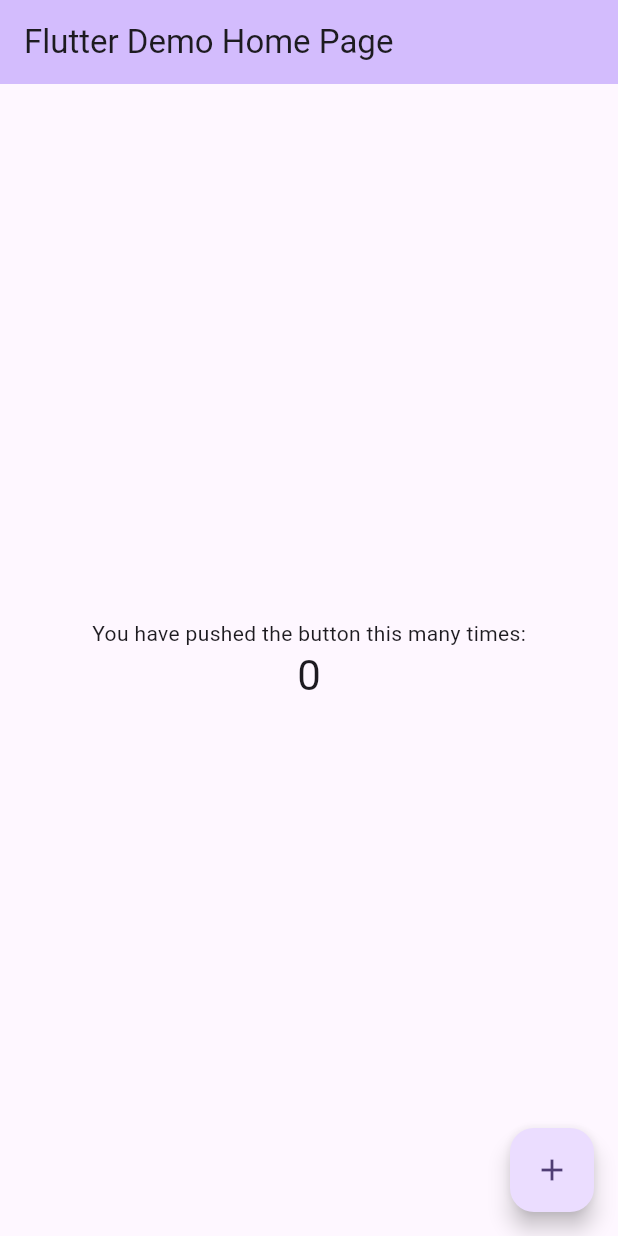
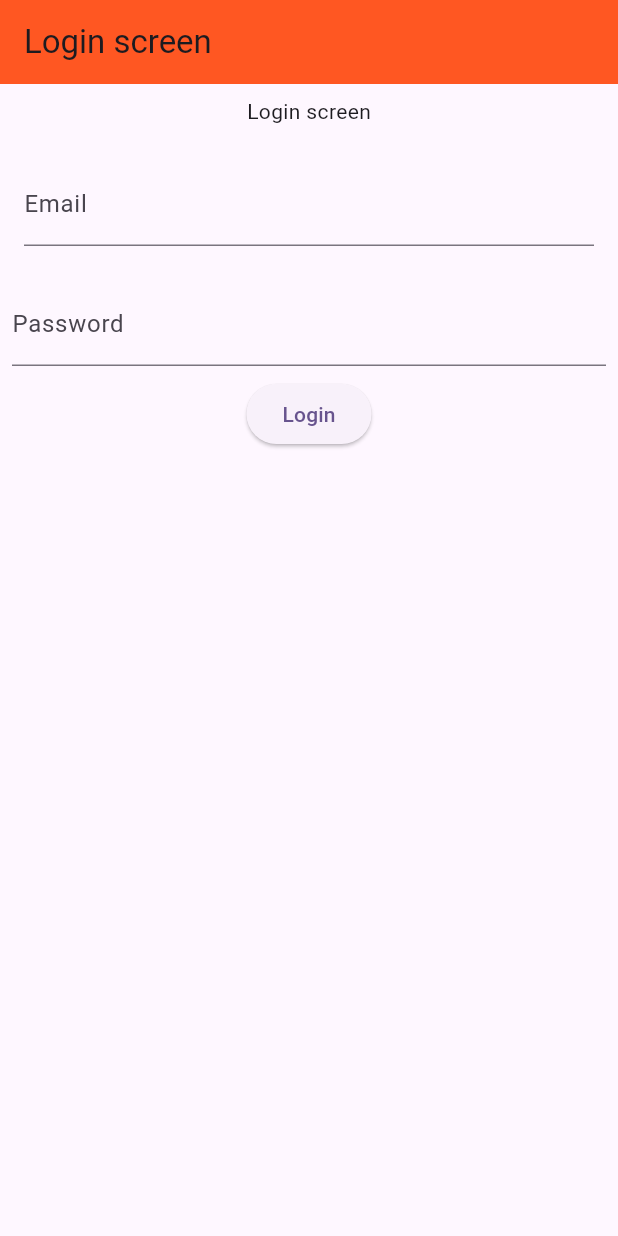
Before and after one commit to Ahmed-Madany/flutter-app, a Flutter app: the screen it shows after launch, on a phone screen of 412 x 824 dp. Run offline on Flutter 3.47's test engine with Material 3 defaults, Android fonts, the phone set to English and light mode, and no system bars.

Commit message:
make login

```diff
--- /dev/null
+++ b/lib/Screens/home_screen.dart
@@ -0,0 +1,20 @@
+import 'package:flutter/material.dart';
+
+class HomeScreen extends StatefulWidget {
+  const HomeScreen({super.key});
+
+  @override
+  State<HomeScreen> createState() => _HomeScreen();
+}
+
+class _HomeScreen extends State<HomeScreen> {
+  @override
+  Widget build(BuildContext context) {
+    return Scaffold(
+      appBar: AppBar(
+        backgroundColor: Colors.indigo,
+        title: Text("Home Screen"),
+      ),
+    );
+  }
+}
--- /dev/null
+++ b/lib/Widget/custom_textfild.dart
@@ -0,0 +1,13 @@
+import 'package:flutter/material.dart';
+
+class CustomTextField extends StatelessWidget {
+  const CustomTextField({super.key,required this.lableText});
+  final String lableText;
+  @override
+  Widget build(BuildContext context) {
+    return Padding(
+      padding: const EdgeInsets.all(8.0),
+      child: TextFormField(decoration: InputDecoration(labelText: lableText)),
+    );
+  }
+}
--- /dev/null
+++ b/lib/login_Screen.dart
@@ -0,0 +1,39 @@
+
+// ignore_for_file: file_names
+
+import 'package:flutter/material.dart';
+import 'package:myapp/Screens/home_screen.dart';
+import 'package:myapp/Widget/custom_textfild.dart';
+
+class SignInScreen extends StatefulWidget {
+  const SignInScreen({super.key});
+
+  @override
+  State<SignInScreen> createState() => _SignInScreenState();
+}
+
+class _SignInScreenState extends State<SignInScreen> {
+  @override
+  Widget build(BuildContext context) {
+    return Scaffold(
+      appBar: AppBar(
+        backgroundColor: Colors.deepOrange,
+        title: Text("Login screen"),
+      ),
+      body: Column(
+        children: [Padding(
+          padding: const EdgeInsets.all(8.0),
+          child: Text("Login screen"),
+        ),
+        Padding(padding: const EdgeInsets.all(8.0),child:CustomTextField(lableText: "Email"),),
+        CustomTextField(lableText: "Password"),ElevatedButton(onPressed: (){
+       Navigator.of(context).push(
+    MaterialPageRoute<void>(
+      builder: (context) => const HomeScreen(),
+    ),
+  );
+        }, child: Text("Login"))],
+      ),
+    );
+  }
+}
--- a/lib/main.dart
+++ b/lib/main.dart
@@ -1,4 +1,5 @@
 import 'package:flutter/material.dart';
+import 'package:myapp/login_Screen.dart';
 
 void main() {
   runApp(const MyApp());
@@ -13,110 +14,9 @@ class MyApp extends StatelessWidget {
     return MaterialApp(
       title: 'Flutter Demo',
       theme: ThemeData(
-        // This is the theme of your application.
-        //
-        // TRY THIS: Try running your application with "flutter run". You'll see
-        // the application has a purple toolbar. Then, without quitting the app,
-        // try changing the seedColor in the colorScheme below to Colors.green
-        // and then invoke "hot reload" (save your changes or press the "hot
-        // reload" button in a Flutter-supported IDE, or press "r" if you used
-        // the command line to start the app).
-        //
-        // Notice that the counter didn't reset back to zero; the application
-        // state is not lost during the reload. To reset the state, use hot
-        // restart instead.
-        //
-        // This works for code too, not just values: Most code changes can be
-        // tested with just a hot reload.
         colorScheme: ColorScheme.fromSeed(seedColor: Colors.deepPurple),
       ),
-      home: const MyHomePage(title: 'Flutter Demo Home Page'),
+      home: const SignInScreen(),
     );
   }
 }
-
-class MyHomePage extends StatefulWidget {
-  const MyHomePage({super.key, required this.title});
-
-  // This widget is the home page of your application. It is stateful, meaning
-  // that it has a State object (defined below) that contains fields that affect
-  // how it looks.
-
-  // This class is the configuration for the state. It holds the values (in this
-  // case the title) provided by the parent (in this case the App widget) and
-  // used by the build method of the State. Fields in a Widget subclass are
-  // always marked "final".
-
-  final String title;
-
-  @override
-  State<MyHomePage> createState() => _MyHomePageState();
-}
-
-class _MyHomePageState extends State<MyHomePage> {
-  int _counter = 0;
-
-  void _incrementCounter() {
-    setState(() {
-      // This call to setState tells the Flutter framework that something has
-      // changed in this State, which causes it to rerun the build method below
-      // so that the display can reflect the updated values. If we changed
-      // _counter without calling setState(), then the build method would not be
-      // called again, and so nothing would appear to happen.
-      _counter++;
-    });
-  }
-
-  @override
-  Widget build(BuildContext context) {
-    // This method is rerun every time setState is called, for instance as done
-    // by the _incrementCounter method above.
-    //
-    // The Flutter framework has been optimized to make rerunning build methods
-    // fast, so that you can just rebuild anything that needs updating rather
-    // than having to individually change instances of widgets.
-    return Scaffold(
-      appBar: AppBar(
-        // TRY THIS: Try changing the color here to a specific color (to
-        // Colors.amber, perhaps?) and trigger a hot reload to see the AppBar
-        // change color while the other colors stay the same.
-        backgroundColor: Theme.of(context).colorScheme.inversePrimary,
-        // Here we take the value from the MyHomePage object that was created by
-        // the App.build method, and use it to set our appbar title.
-        title: Text(widget.title),
-      ),
-      body: Center(
-        // Center is a layout widget. It takes a single child and positions it
-        // in the middle of the parent.
-        child: Column(
-          // Column is also a layout widget. It takes a list of children and
-          // arranges them vertically. By default, it sizes itself to fit its
-          // children horizontally, and tries to be as tall as its parent.
-          //
-          // Column has various properties to control how it sizes itself and
-          // how it positions its children. Here we use mainAxisAlignment to
-          // center the children vertically; the main axis here is the vertical
-          // axis because Columns are vertical (the cross axis would be
-          // horizontal).
-          //
-          // TRY THIS: Invoke "debug painting" (choose the "Toggle Debug Paint"
-          // action in the IDE, or press "p" in the console), to see the
-          // wireframe for each widget.
-          mainAxisAlignment: MainAxisAlignment.center,
-          children: <Widget>[
-            const Text('You have pushed the button this many times:'),
-            Text(
-              '$_counter',
-              style: Theme.of(context).textTheme.headlineMedium,
-            ),
-          ],
-        ),
-      ),
-      floatingActionButton: FloatingActionButton(
-        onPressed: _incrementCounter,
-        tooltip: 'Increment',
-        child: const Icon(Icons.add),
-      ), // This trailing comma makes auto-formatting nicer for build methods.
-    );
-  }
-}
```
